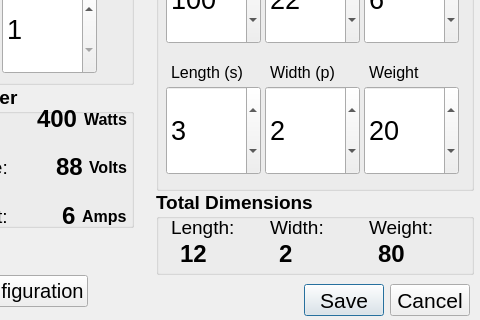
Old version of the form solarpanel_configpage.ui in the repository tylerjaywilson/SolarPanelSystem; both pictures show x 122 to 602 and y 156 to 476 of the 602 by 476 pixel window.
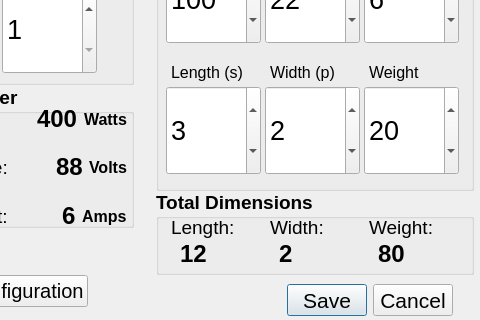
New version of the form.

```diff
--- a/solarpanel_configpage.ui
+++ b/solarpanel_configpage.ui
@@ -26,9 +26,9 @@
    </property>
    <property name="geometry">
     <rect>
-     <x>425</x>
+     <x>391</x>
      <y>440</y>
-     <width>167</width>
+     <width>201</width>
      <height>32</height>
     </rect>
    </property>
```
